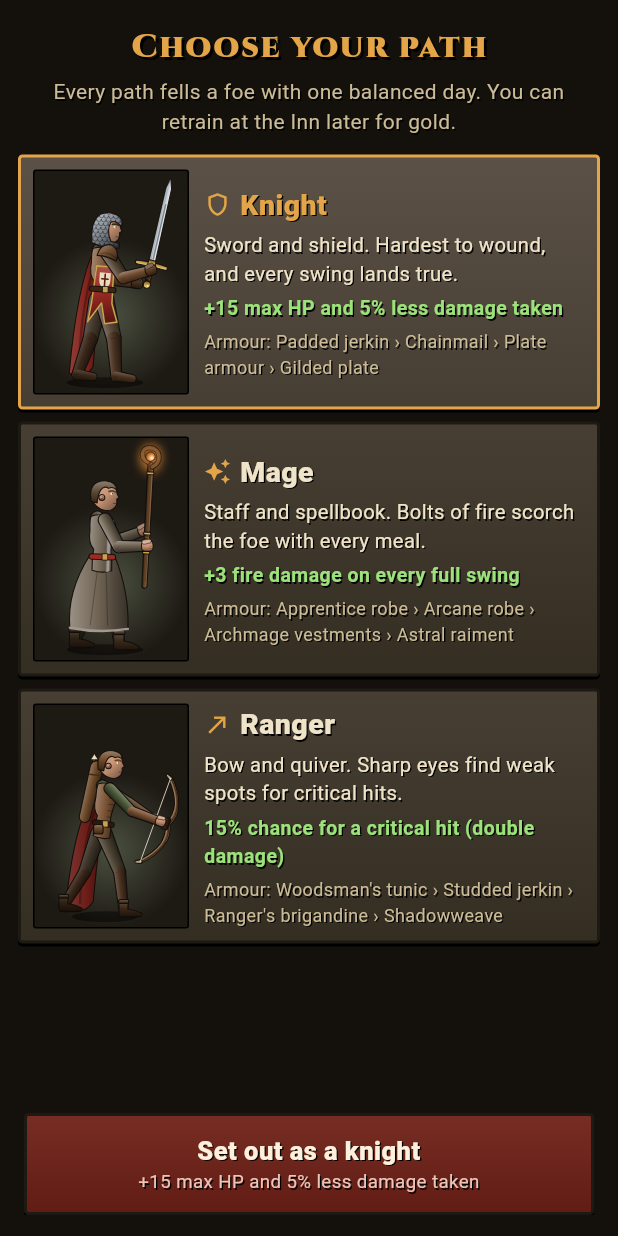
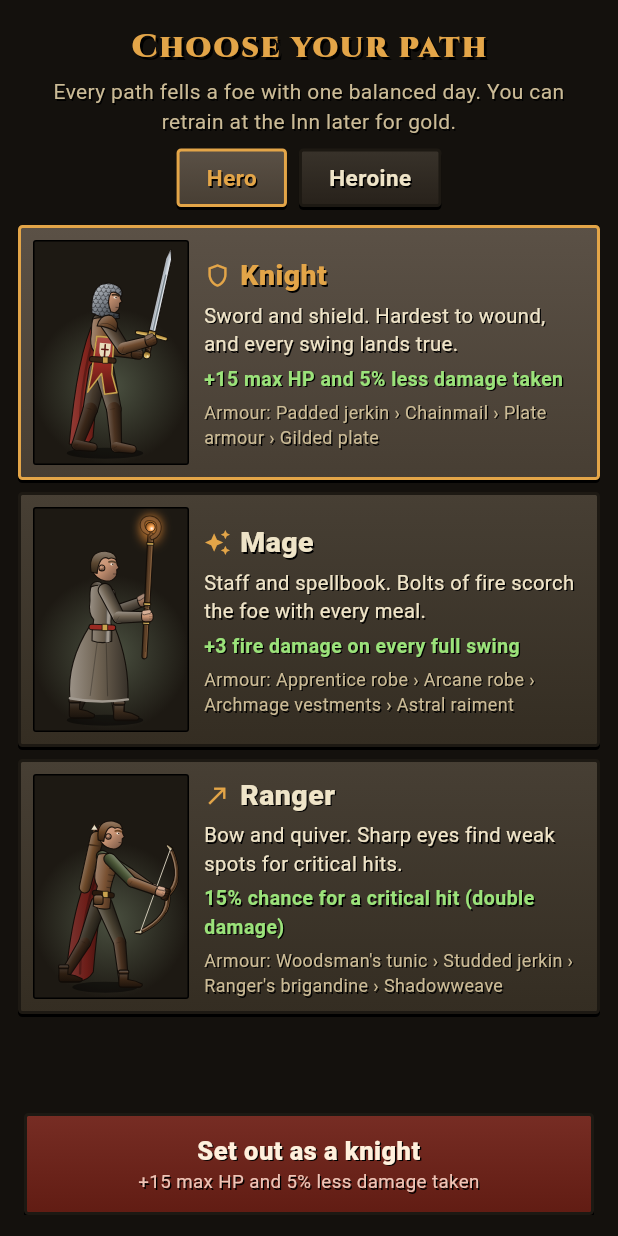
Before and after one commit to taran311/calorieknight, a Flutter app: the ClassPickerScreen screen opened directly with empty values, on a phone screen of 412 x 824 dp. Run offline on Flutter 3.47's test engine with Material 3 defaults, Android fonts, the phone set to English and light mode, and no system bars; our stand-ins replace cloud_firestore, firebase_auth, firebase_core, google_fonts, image_picker, shared_preferences; missing offline and left inert: mobile_scanner; accounts and stored records are empty.

Commit message:
female characters

```diff
--- a/lib/art/looks.dart
+++ b/lib/art/looks.dart
@@ -187,6 +187,7 @@ class Look {
     this.wyrmHorns = false,
     this.wyrmGloves = false,
     this.wyrmBoots = false,
+    this.female = false,
   });
 
   final String build;
@@ -238,6 +239,9 @@ class Look {
 
   /// Enchanted or high-tier wyrmscale glows softly in its dragon's colour.
   final Color? armourGlow;
+
+  /// A heroine: longer hair (a braid under a helm), lashes and no beard.
+  final bool female;
 
   /// Wyrmscale's horns: on the shoulders, elbows, forearms and knees (the armour), the knuckles
   /// (gloves), and the heels and toes (boots).
@@ -330,10 +334,10 @@ Ramp? _wyrmHelm(GearItem? helm) {
 }
 
 /// The player's hero, built from their class, armour tier, loot and dye.
-Look heroLook(Knight k) => lookFor(k.heroClass, k.loadout, dye: k.dye, gloves: k.gloves, poisoned: k.poisonDays > 0, trinket: k.trinket);
+Look heroLook(Knight k) => lookFor(k.heroClass, k.loadout, dye: k.dye, gloves: k.gloves, poisoned: k.poisonDays > 0, trinket: k.trinket, female: k.female);
 
 /// A look for any class and loadout (used for the hero, friends' heroes and the class picker).
-Look lookFor(HeroClass c, Loadout l, {String dye = 'crimson', bool gloves = false, bool poisoned = false, GearItem? trinket}) {
+Look lookFor(HeroClass c, Loadout l, {String dye = 'crimson', bool gloves = false, bool poisoned = false, GearItem? trinket, bool female = false}) {
   final dyeCol = Color(dyeById(dye).argb);
   final w = l.weapon, o = l.activeOffhand; // a mismatched off-hand is stowed, not held
   final gl = l.gloves == null ? null : gearRamp(l.gloves!), bt = l.boots == null ? null : gearRamp(l.boots!);
@@ -355,6 +359,7 @@ Look lookFor(HeroClass c, Loadout l, {String dye = 'crimson', bool gloves = fals
       final plate = tier.look == ArmourLook.plate || (tier.look == ArmourLook.auto && (l.armour == 'plate' || l.armour == 'gilded' || l.armour == 'bonemail'));
       final cloth = ramp(0xFF5A4A3A, .25, .5), boot = bt ?? ramp(0xFF4A3220, .2, .5);
       return Look(
+        female: female,
         build: 'human',
         stance: Stance.knight,
         skin: skin,
@@ -394,6 +399,7 @@ Look lookFor(HeroClass c, Loadout l, {String dye = 'crimson', bool gloves = fals
       final robe = ramp(mwt?.argb ?? _robes[l.armour] ?? 0xFF6E6252, .3, .5);
       final trim = mwt != null ? Color(mwt.trim) : l.armour == 'archmage' || l.armour == 'astral' || l.armour == 'oathrobe' ? const Color(0xFFE2C46A) : (l.armour == 'bonerobe' ? const Color(0xFF6A5A44) : shade(robe[1], .35));
       return Look(
+        female: female,
         build: 'human',
         stance: Stance.mage,
         skin: skin,
@@ -418,7 +424,7 @@ Look lookFor(HeroClass c, Loadout l, {String dye = 'crimson', bool gloves = fals
         wyrmGloves: _wyrmOf(l.gloves) != null,
         wyrmBoots: _wyrmOf(l.boots) != null,
         hair: const Color(0xFF5A4630),
-        beard: l.armour == 'archmage' || l.armour == 'astral' ? const Color(0xFFD8D2C4) : null,
+        beard: !female && (l.armour == 'archmage' || l.armour == 'astral') ? const Color(0xFFD8D2C4) : null,
         weapon: weapon == Weapon.none ? Weapon.staff : weapon,
         offhand: off,
         weaponGlow: glow ?? const Color(0xFFFF9A3A),
@@ -432,6 +438,7 @@ Look lookFor(HeroClass c, Loadout l, {String dye = 'crimson', bool gloves = fals
       final leather = ramp(rw != null ? wyrmTiers[rw - 1].argb : (_leathers[l.armour] ?? 0xFF7A5233), .28, .5);
       final dark = l.armour == 'shadowweave', dragon = l.armour == 'dragonhide' || rw != null;
       return Look(
+        female: female,
         build: 'lean',
         stance: Stance.ranger,
         skin: skin,
--- a/lib/game/models.dart
+++ b/lib/game/models.dart
@@ -239,6 +239,7 @@ class Knight {
     this.loginDate,
     this.loginDays = 0,
     this.supporter = false,
+    this.female = false,
   }) : ammo = ammo ?? {},
        mounts = mounts ?? [],
        pets = pets ?? {},
@@ -291,6 +292,9 @@ class Knight {
   /// cards). Never more damage, loot or XP.
   bool supporter;
 
+  /// The hero's look: a heroine when true. Purely cosmetic, the same for every class.
+  bool female;
+
   /// XP earned since the dragon egg was bought; null when no egg.
   int? dragonXp;
   List<Status> status;
@@ -331,6 +335,7 @@ class Knight {
     if (loginDate != null) 'login': loginDate,
     if (loginDays > 0) 'loginDays': loginDays,
     if (supporter) 'supporter': true,
+    if (female) 'female': true,
   };
 
   factory Knight.fromJson(Map<String, dynamic> j) {
@@ -379,6 +384,7 @@ class Knight {
       loginDate: j['login'] as String?,
       loginDays: (j['loginDays'] as num?)?.toInt() ?? 0,
       supporter: j['supporter'] == true,
+      female: j['female'] == true,
     );
   }
 }
--- a/lib/ui/battle_stage.dart
+++ b/lib/ui/battle_stage.dart
@@ -250,7 +250,7 @@ class _BattleStageState extends State<BattleStage> with SingleTickerProviderStat
       case AidEvent(:final friend, :final damage):
         final d0 = _slot(1900);
         _at(d0, () {
-          _ally = (friend.name, lookFor(friend.heroClass, friend.loadout, dye: friend.dye, trinket: friend.trinket));
+          _ally = (friend.name, lookFor(friend.heroClass, friend.loadout, dye: friend.dye, trinket: friend.trinket, female: friend.female));
           fx['ally'] = 0;
           _tween('ally', 1, 1800, ease: (x) => x);
           _banner = ('${friend.name} comes to help!', const Color(0xFF9BE27A), now);
--- a/lib/ui/class_picker.dart
+++ b/lib/ui/class_picker.dart
@@ -23,6 +23,7 @@ class ClassPickerScreen extends StatefulWidget {
 
 class _ClassPickerScreenState extends State<ClassPickerScreen> {
   HeroClass _pick = HeroClass.knight;
+  late bool _female = widget.controller.state.knight.female;
 
   @override
   Widget build(BuildContext context) {
@@ -44,8 +45,10 @@ class _ClassPickerScreenState extends State<ClassPickerScreen> {
                     style: Txt.onStone(size: 14),
                   ),
                 ),
+                HeroOrHeroine(female: _female, onChanged: (f) => setState(() => _female = f)),
+                const SizedBox(height: 8),
                 Expanded(
-                  child: ClassChoices(selected: _pick, onSelect: (h) => setState(() => _pick = h), dye: c.state.knight.dye),
+                  child: ClassChoices(selected: _pick, onSelect: (h) => setState(() => _pick = h), dye: c.state.knight.dye, female: _female),
                 ),
                 Padding(
                   padding: const EdgeInsets.fromLTRB(16, 8, 16, 14),
@@ -55,7 +58,10 @@ class _ClassPickerScreenState extends State<ClassPickerScreen> {
                       title: 'Set out as a ${_pick.label.toLowerCase()}',
                       caption: _pick.trait,
                       tone: ButtonTone.blood,
-                      onPressed: () => c.chooseClass(_pick),
+                      onPressed: () {
+                        c.setFemale(_female);
+                        c.chooseClass(_pick);
+                      },
                     ),
                   ),
                 ),
@@ -68,10 +74,46 @@ class _ClassPickerScreenState extends State<ClassPickerScreen> {
   }
 }
 
+/// Hero or heroine: two stone tabs. Cosmetic only, and free to change later on the hero page.
+class HeroOrHeroine extends StatelessWidget {
+  const HeroOrHeroine({super.key, required this.female, required this.onChanged});
+  final bool female;
+  final ValueChanged<bool> onChanged;
+
+  @override
+  Widget build(BuildContext context) {
+    Widget tab(String label, bool value) {
+      final on = female == value;
+      return Semantics(
+        button: true,
+        selected: on,
+        label: label,
+        child: GestureDetector(
+          onTap: () => onChanged(value),
+          child: AnimatedContainer(
+            duration: const Duration(milliseconds: 150),
+            padding: const EdgeInsets.symmetric(horizontal: 18, vertical: 7),
+            decoration: stoneDecoration(fill: on ? Palette.stone3 : Palette.stone1).copyWith(
+              border: Border.all(color: on ? Palette.amber : Palette.stone0, width: 2),
+            ),
+            child: Text(label, style: Txt.label(size: 15, color: on ? Palette.amber : Palette.cream, weight: FontWeight.w700)),
+          ),
+        ),
+      );
+    }
+
+    return Row(
+      mainAxisSize: MainAxisSize.min,
+      children: [tab('Hero', false), const SizedBox(width: 8), tab('Heroine', true)],
+    );
+  }
+}
+
 /// Three class cards: side by side on wide screens, stacked on phones.
 class ClassChoices extends StatelessWidget {
-  const ClassChoices({super.key, required this.selected, required this.onSelect, this.current, this.dye = 'crimson', this.loadouts});
+  const ClassChoices({super.key, required this.selected, required this.onSelect, this.current, this.dye = 'crimson', this.loadouts, this.female = false});
   final HeroClass selected;
+  final bool female;
   final ValueChanged<HeroClass> onSelect;
   final HeroClass? current;
   final String dye;
@@ -90,7 +132,7 @@ class ClassChoices extends StatelessWidget {
             selected: h == selected,
             current: h == current,
             wide: wide,
-            look: lookFor(h, loadouts?[h] ?? Loadout.starter(h), dye: dye),
+            look: lookFor(h, loadouts?[h] ?? Loadout.starter(h), dye: dye, female: female),
             onTap: () => onSelect(h),
           ),
       ];
@@ -243,6 +285,7 @@ class _RetrainWindowState extends State<_RetrainWindow> {
                   selected: _pick,
                   current: k.heroClass,
                   dye: k.dye,
+                  female: k.female,
                   loadouts: k.loadouts,
                   onSelect: (h) {
                     if (h != k.heroClass) setState(() => _pick = h);
--- a/lib/ui/friends_page.dart
+++ b/lib/ui/friends_page.dart
@@ -271,7 +271,7 @@ class HeroAvatar extends StatelessWidget {
       borderRadius: BorderRadius.circular(2),
       gradient: const RadialGradient(center: Alignment(0, .3), colors: [Color(0xFF4A5040), Palette.stone0]),
     ),
-    child: HeroFigure(look: lookFor(card.heroClass, card.loadout, dye: card.dye, trinket: card.trinket), animate: false),
+    child: HeroFigure(look: lookFor(card.heroClass, card.loadout, dye: card.dye, trinket: card.trinket, female: card.female), animate: false),
   );
 }
 
@@ -353,7 +353,7 @@ Future<void> showHeroSheet(BuildContext context, HeroCard h, {VoidCallback? onRe
                       borderRadius: BorderRadius.circular(2),
                       gradient: const RadialGradient(center: Alignment(0, .3), colors: [Color(0xFF4A5040), Palette.stone0]),
                     ),
-                    child: HeroFigure(look: lookFor(h.heroClass, h.loadout, dye: h.dye, trinket: h.trinket)),
+                    child: HeroFigure(look: lookFor(h.heroClass, h.loadout, dye: h.dye, trinket: h.trinket, female: h.female)),
                   ),
                   const SizedBox(width: 12),
                   Expanded(
--- a/lib/ui/hero_page.dart
+++ b/lib/ui/hero_page.dart
@@ -70,6 +70,8 @@ class HeroPage extends StatelessWidget {
                         const SizedBox(height: 6),
                         Text('${tier.name} · damage taken −${(damageReduction(k) * 100).round()}%', style: Txt.onStone(size: 13.5, color: Palette.cream)),
                         Text('${dyeById(k.dye).name} colours', style: Txt.onStone(size: 13)),
+                        const SizedBox(height: 8),
+                        HeroOrHeroine(female: k.female, onChanged: c.setFemale),
                         const SizedBox(height: 10),
                         Wrap(
                           spacing: 8,
```
Also changed, not shown: lib/art/heads.dart (+56 -2 lines), lib/game/controller.dart (+7 -0 lines), lib/services/friends.dart (+24 -108 lines).
